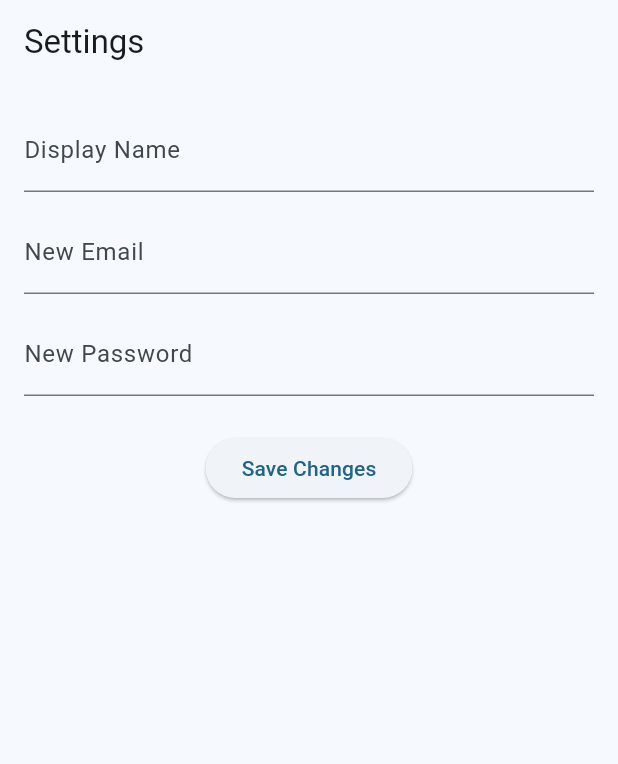
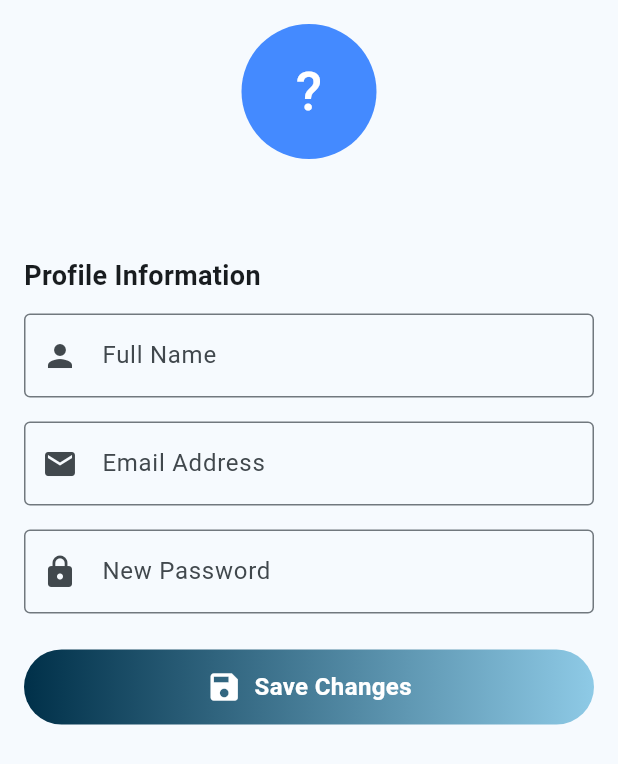
Before and after one commit to Najat1elaissaoui/visionguard, a Flutter app: the SettingsScreen screen opened directly, on a phone screen of 412 x 824 dp. Shown: the top 764 px of the screen. Run offline on Flutter 3.47's test engine with Material 3 defaults, Android fonts, the phone set to English and light mode, and no system bars; our stand-ins replace audioplayers, flutter_dotenv, flutter_map, latlong2, permission_handler, qr_flutter and 1 more; missing offline and left inert: agora_rtc_engine, flutter_map_location_marker; accounts and stored records are empty.

Commit message:
added settings for assistant

```diff
--- a/lib/views/home.dart
+++ b/lib/views/home.dart
@@ -3,7 +3,7 @@ import 'package:provider/provider.dart';
 import '../viewmodels/controller_viewmodel.dart';
 import '../models/usermodel.dart';
 import 'UserDetailScreen.dart';
-import 'add_blind_user_dialog.dart'; // <== IMPORTANT
+import 'add_blind_user_dialog.dart';
 
 class HomeScreen extends StatefulWidget {
   const HomeScreen({super.key});
--- a/lib/views/settings.dart
+++ b/lib/views/settings.dart
@@ -1,6 +1,6 @@
 import 'package:flutter/material.dart';
+import 'package:provider/provider.dart';
 import 'package:visionguard/viewmodels/auth_viewmodel.dart';
-import 'package:provider/provider.dart';
 
 class SettingsScreen extends StatefulWidget {
   const SettingsScreen({super.key});
@@ -32,7 +32,6 @@ class _SettingsScreenState extends State<SettingsScreen> {
 
   void _saveAll() async {
     final viewModel = Provider.of<AuthViewModel>(context, listen: false);
-
     final name = _displayNameController.text.trim();
     final email = _emailController.text.trim();
     final password = _passwordController.text;
@@ -49,11 +48,9 @@ class _SettingsScreenState extends State<SettingsScreen> {
     if (name.isNotEmpty && name != viewModel.displayName) {
       success &= await viewModel.updateDisplayName(name);
     }
-
     if (email.isNotEmpty && email != viewModel.displayEmail) {
       success &= await viewModel.updateEmail(email);
     }
-
     if (password.isNotEmpty) {
       success &= await viewModel.updatePassword(password);
     }
@@ -77,36 +74,120 @@ class _SettingsScreenState extends State<SettingsScreen> {
     final viewModel = Provider.of<AuthViewModel>(context);
 
     return Scaffold(
-      appBar: AppBar(title: const Text("Settings")),
-      body: Padding(
-        padding: const EdgeInsets.all(16.0),
-        child: Column(
-          children: [
-            TextField(
-              controller: _displayNameController,
-              decoration: const InputDecoration(labelText: 'Display Name'),
+      body: ListView(
+        padding: const EdgeInsets.all(16),
+        children: [
+          // Avatar + Name Section
+          Center(
+            child: Column(
+              children: [
+                CircleAvatar(
+                  radius: 45,
+                  backgroundColor: Colors.blueAccent,
+                  child: Text(
+                    viewModel.displayName?.isNotEmpty == true
+                        ? viewModel.displayName![0].toUpperCase()
+                        : '?',
+                    style: const TextStyle(fontSize: 36, color: Colors.white),
+                  ),
+                ),
+                const SizedBox(height: 12),
+                Text(
+                  viewModel.displayName ?? 'No Name',
+                  style: const TextStyle(fontSize: 20, fontWeight: FontWeight.bold),
+                ),
+              ],
             ),
-            const SizedBox(height: 12),
-            TextField(
-              controller: _emailController,
-              decoration: const InputDecoration(labelText: 'New Email'),
-              keyboardType: TextInputType.emailAddress,
+          ),
+          const SizedBox(height: 24),
+
+          const Text(
+            "Profile Information",
+            style: TextStyle(fontSize: 18, fontWeight: FontWeight.w600),
+          ),
+          const SizedBox(height: 12),
+
+          // Name Field
+          TextField(
+            controller: _displayNameController,
+            decoration: const InputDecoration(
+              labelText: 'Full Name',
+              border: OutlineInputBorder(),
+              prefixIcon: Icon(Icons.person),
             ),
-            const SizedBox(height: 12),
-            TextField(
-              controller: _passwordController,
-              obscureText: true,
-              decoration: const InputDecoration(labelText: 'New Password'),
+          ),
+          const SizedBox(height: 16),
+
+          // Email Field
+          TextField(
+            controller: _emailController,
+            decoration: const InputDecoration(
+              labelText: 'Email Address',
+              border: OutlineInputBorder(),
+              prefixIcon: Icon(Icons.email),
             ),
-            const SizedBox(height: 24),
-            viewModel.isLoading
-                ? const CircularProgressIndicator()
-                : ElevatedButton(
-                    onPressed: _saveAll,
-                    child: const Text("Save Changes"),
+            keyboardType: TextInputType.emailAddress,
+          ),
+          const SizedBox(height: 16),
+
+          // Password Field
+          TextField(
+            controller: _passwordController,
+            obscureText: true,
+            decoration: const InputDecoration(
+              labelText: 'New Password',
+              border: OutlineInputBorder(),
+              prefixIcon: Icon(Icons.lock),
+            ),
+          ),
+          const SizedBox(height: 24),
+
+          // Save Button
+          GestureDetector(
+            onTap: viewModel.isLoading ? null : _saveAll,
+            child: Container(
+              height: 50,
+              width: double.infinity,
+              decoration: BoxDecoration(
+                borderRadius: BorderRadius.circular(25),
+                gradient: const LinearGradient(
+                  colors: [
+                    Color(0xFF003049),
+                    Color(0xFF8ECAE6),
+                  ],
+                ),
+              ),
+              child: Center(
+                child: viewModel.isLoading
+                    ? const SizedBox(
+                  height: 24,
+                  width: 24,
+                  child: CircularProgressIndicator(
+                    color: Colors.white,
+                    strokeWidth: 2,
                   ),
-          ],
-        ),
+                )
+                    : Row(
+                  mainAxisAlignment: MainAxisAlignment.center,
+                  mainAxisSize: MainAxisSize.min,
+                  children: const [
+                    Icon(Icons.save, color: Colors.white),
+                    SizedBox(width: 8),
+                    Text(
+                      'Save Changes',
+                      style: TextStyle(
+                        color: Colors.white,
+                        fontSize: 16,
+                        fontWeight: FontWeight.bold,
+                      ),
+                    ),
+                  ],
+                ),
+              ),
+            ),
+          ),
+
+        ],
       ),
     );
   }
```
Also changed, not shown: lib/views/HomeController.dart (+3 -6 lines), lib/views/InformationsPage.dart (+32 -38 lines), lib/views/add_blind_user_dialog.dart (+4 -4 lines).
